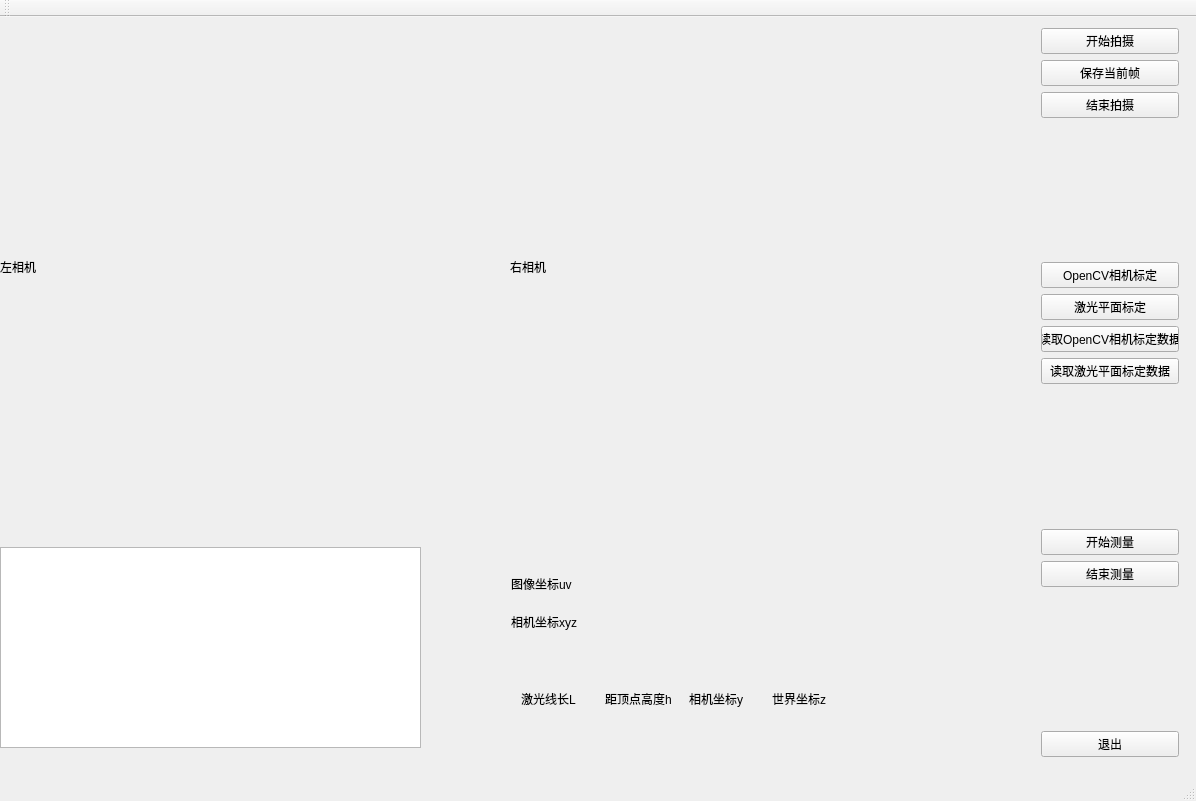
Before: the Qt Designer form PlumbLineInstrument/PlumbLineInstrument.ui in zhendexy/PlumbLineInstrument, drawn with Qt 5.
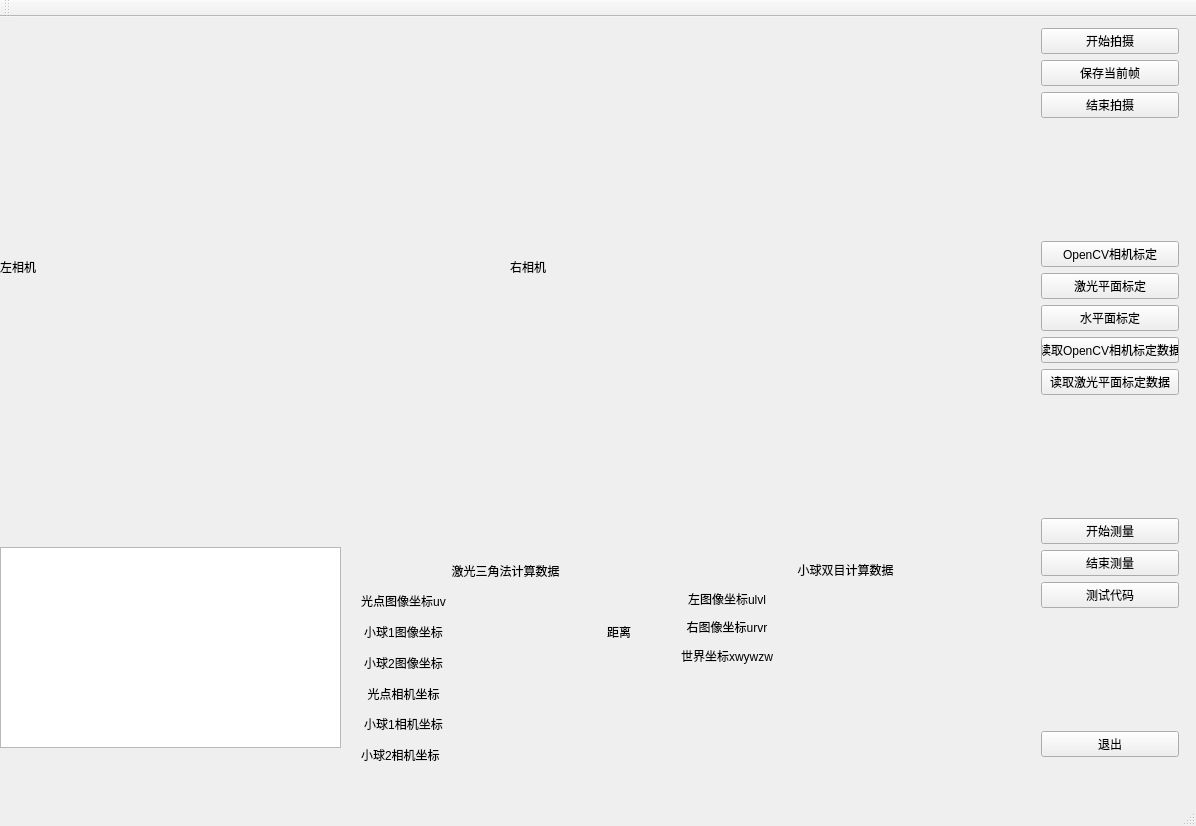
After: the same form once the commit is applied.

```diff
--- a/PlumbLineInstrument/PlumbLineInstrument.ui
+++ b/PlumbLineInstrument/PlumbLineInstrument.ui
@@ -7,7 +7,7 @@
     <x>0</x>
     <y>0</y>
     <width>1196</width>
-    <height>801</height>
+    <height>826</height>
    </rect>
   </property>
   <property name="windowTitle">
@@ -98,6 +98,13 @@
        </property>
       </widget>
      </item>
+     <item>
+      <widget class="QPushButton" name="levelCaliBtn">
+       <property name="text">
+        <string>水平面标定</string>
+       </property>
+      </widget>
+     </item>
      <item>
       <widget class="QPushButton" name="OpenCVParamsBtn">
        <property name="text">
@@ -139,6 +146,13 @@
        </property>
       </widget>
      </item>
+     <item>
+      <widget class="QPushButton" name="testBtn">
+       <property name="text">
+        <string>测试代码</string>
+       </property>
+      </widget>
+     </item>
      <item>
       <spacer name="verticalSpacer">
        <property name="orientation">
@@ -166,7 +180,7 @@
      <rect>
       <x>0</x>
       <y>530</y>
-      <width>421</width>
+      <width>341</width>
       <height>201</height>
      </rect>
     </property>
@@ -174,99 +188,224 @@
    <widget class="QWidget" name="layoutWidget">
     <property name="geometry">
      <rect>
-      <x>500</x>
-      <y>540</y>
-      <width>321</width>
-      <height>91</height>
+      <x>350</x>
+      <y>530</y>
+      <width>311</width>
+      <height>231</height>
      </rect>
     </property>
     <layout class="QGridLayout" name="gridLayout">
-     <item row="0" column="0">
-      <widget class="QLabel" name="label_uv">
+     <item row="2" column="0">
+      <widget class="QLabel" name="label">
        <property name="text">
-        <string>图像坐标uv</string>
+        <string>小球1图像坐标</string>
        </property>
+       <property name="alignment">
+        <set>Qt::AlignCenter</set>
+       </property>
       </widget>
      </item>
-     <item row="0" column="1">
+     <item row="5" column="0">
+      <widget class="QLabel" name="label_33">
+       <property name="text">
+        <string>小球1相机坐标</string>
+       </property>
+       <property name="alignment">
+        <set>Qt::AlignCenter</set>
+       </property>
+      </widget>
+     </item>
+     <item row="2" column="2">
+      <widget class="QLabel" name="label_v1">
+       <property name="text">
+        <string/>
+       </property>
+      </widget>
+     </item>
+     <item row="1" column="1">
       <widget class="QLabel" name="label_u">
        <property name="text">
         <string/>
        </property>
       </widget>
      </item>
-     <item row="0" column="2">
-      <widget class="QLabel" name="label_v">
-       <property name="text">
-        <string/>
-       </property>
-      </widget>
-     </item>
-     <item row="1" column="0">
-      <widget class="QLabel" name="label_c">
-       <property name="text">
-        <string>相机坐标xyz</string>
-       </property>
-      </widget>
-     </item>
-     <item row="1" column="1">
-      <widget class="QLabel" name="label_xc">
-       <property name="text">
-        <string/>
-       </property>
-      </widget>
-     </item>
-     <item row="1" column="2">
+     <item row="4" column="2">
       <widget class="QLabel" name="label_yc">
        <property name="text">
         <string/>
        </property>
       </widget>
      </item>
-     <item row="1" column="3">
+     <item row="5" column="2">
+      <widget class="QLabel" name="label_yc1">
+       <property name="text">
+        <string/>
+       </property>
+      </widget>
+     </item>
+     <item row="4" column="3">
       <widget class="QLabel" name="label_zc">
        <property name="text">
         <string/>
        </property>
       </widget>
      </item>
+     <item row="1" column="2">
+      <widget class="QLabel" name="label_v">
+       <property name="text">
+        <string/>
+       </property>
+      </widget>
+     </item>
+     <item row="5" column="3">
+      <widget class="QLabel" name="label_zc1">
+       <property name="text">
+        <string/>
+       </property>
+      </widget>
+     </item>
+     <item row="4" column="1">
+      <widget class="QLabel" name="label_xc">
+       <property name="text">
+        <string/>
+       </property>
+      </widget>
+     </item>
+     <item row="5" column="1">
+      <widget class="QLabel" name="label_xc1">
+       <property name="text">
+        <string/>
+       </property>
+      </widget>
+     </item>
+     <item row="3" column="1">
+      <widget class="QLabel" name="label_u2">
+       <property name="text">
+        <string/>
+       </property>
+      </widget>
+     </item>
+     <item row="2" column="3">
+      <widget class="QLabel" name="label_3">
+       <property name="text">
+        <string>距离</string>
+       </property>
+       <property name="alignment">
+        <set>Qt::AlignCenter</set>
+       </property>
+      </widget>
+     </item>
+     <item row="0" column="0" colspan="4">
+      <widget class="QLabel" name="label_11">
+       <property name="text">
+        <string>激光三角法计算数据</string>
+       </property>
+       <property name="alignment">
+        <set>Qt::AlignCenter</set>
+       </property>
+      </widget>
+     </item>
+     <item row="4" column="0">
+      <widget class="QLabel" name="label_c">
+       <property name="text">
+        <string>光点相机坐标</string>
+       </property>
+       <property name="alignment">
+        <set>Qt::AlignCenter</set>
+       </property>
+      </widget>
+     </item>
+     <item row="3" column="2">
+      <widget class="QLabel" name="label_v2">
+       <property name="text">
+        <string/>
+       </property>
+      </widget>
+     </item>
+     <item row="3" column="3">
+      <widget class="QLabel" name="label_d">
+       <property name="text">
+        <string/>
+       </property>
+       <property name="alignment">
+        <set>Qt::AlignCenter</set>
+       </property>
+      </widget>
+     </item>
+     <item row="3" column="0">
+      <widget class="QLabel" name="label_2">
+       <property name="text">
+        <string>小球2图像坐标</string>
+       </property>
+       <property name="alignment">
+        <set>Qt::AlignCenter</set>
+       </property>
+      </widget>
+     </item>
+     <item row="1" column="0">
+      <widget class="QLabel" name="label_uv">
+       <property name="text">
+        <string>光点图像坐标uv</string>
+       </property>
+       <property name="alignment">
+        <set>Qt::AlignCenter</set>
+       </property>
+      </widget>
+     </item>
+     <item row="2" column="1">
+      <widget class="QLabel" name="label_u1">
+       <property name="text">
+        <string/>
+       </property>
+      </widget>
+     </item>
+     <item row="6" column="0">
+      <widget class="QLabel" name="label_4">
+       <property name="text">
+        <string>小球2相机坐标</string>
+       </property>
+      </widget>
+     </item>
+     <item row="6" column="1">
+      <widget class="QLabel" name="label_xc2">
+       <property name="text">
+        <string/>
+       </property>
+      </widget>
+     </item>
+     <item row="6" column="2">
+      <widget class="QLabel" name="label_yc2">
+       <property name="text">
+        <string/>
+       </property>
+      </widget>
+     </item>
+     <item row="6" column="3">
+      <widget class="QLabel" name="label_zc2">
+       <property name="text">
+        <string/>
+       </property>
+      </widget>
+     </item>
     </layout>
    </widget>
    <widget class="QWidget" name="layoutWidget">
     <property name="geometry">
      <rect>
-      <x>510</x>
-      <y>660</y>
+      <x>670</x>
+      <y>530</y>
       <width>351</width>
-      <height>71</height>
+      <height>131</height>
      </rect>
     </property>
     <layout class="QGridLayout" name="gridLayout_2">
-     <item row="0" column="0">
-      <widget class="QLabel" name="label_laserL">
-       <property name="text">
-        <string>激光线长L</string>
-       </property>
-      </widget>
-     </item>
-     <item row="0" column="3">
-      <widget class="QLabel" name="label_worldz">
-       <property name="text">
-        <string>世界坐标z</string>
-       </property>
-      </widget>
-     </item>
      <item row="1" column="0">
       <widget class="QLabel" name="label_L">
        <property name="text">
-        <string/>
+        <string>左图像坐标ulvl</string>
        </property>
-      </widget>
-     </item>
-     <item row="1" column="3">
-      <widget class="QLabel" name="label_zzz">
-       <property name="text">
-        <string/>
+       <property name="alignment">
+        <set>Qt::AlignCenter</set>
        </property>
       </widget>
      </item>
@@ -277,17 +416,44 @@
        </property>
       </widget>
      </item>
-     <item row="0" column="1">
-      <widget class="QLabel" name="label_laserh">
+     <item row="3" column="1">
+      <widget class="QLabel" name="label_xw1">
        <property name="text">
-        <string>距顶点高度h</string>
+        <string/>
        </property>
       </widget>
      </item>
-     <item row="0" column="2">
-      <widget class="QLabel" name="label_cameray">
+     <item row="2" column="2">
+      <widget class="QLabel" name="label_vr">
        <property name="text">
-        <string>相机坐标y</string>
+        <string/>
+       </property>
+      </widget>
+     </item>
+     <item row="3" column="2">
+      <widget class="QLabel" name="label_yw1">
+       <property name="text">
+        <string/>
+       </property>
+      </widget>
+     </item>
+     <item row="3" column="0">
+      <widget class="QLabel" name="label_xwywzw1">
+       <property name="text">
+        <string>世界坐标xwywzw</string>
+       </property>
+       <property name="alignment">
+        <set>Qt::AlignCenter</set>
+       </property>
+      </widget>
+     </item>
+     <item row="2" column="0">
+      <widget class="QLabel" name="label_urvr">
+       <property name="text">
+        <string>右图像坐标urvr</string>
+       </property>
+       <property name="alignment">
+        <set>Qt::AlignCenter</set>
        </property>
       </widget>
      </item>
@@ -298,6 +464,30 @@
        </property>
       </widget>
      </item>
+     <item row="2" column="1">
+      <widget class="QLabel" name="label_ur">
+       <property name="text">
+        <string/>
+       </property>
+      </widget>
+     </item>
+     <item row="3" column="3">
+      <widget class="QLabel" name="label_zw1">
+       <property name="text">
+        <string/>
+       </property>
+      </widget>
+     </item>
+     <item row="0" column="0" colspan="4">
+      <widget class="QLabel" name="label_12">
+       <property name="text">
+        <string>小球双目计算数据</string>
+       </property>
+       <property name="alignment">
+        <set>Qt::AlignCenter</set>
+       </property>
+      </widget>
+     </item>
     </layout>
    </widget>
   </widget>
```
Left out of the diff: 6 changed lines with no effect on the pictures.
